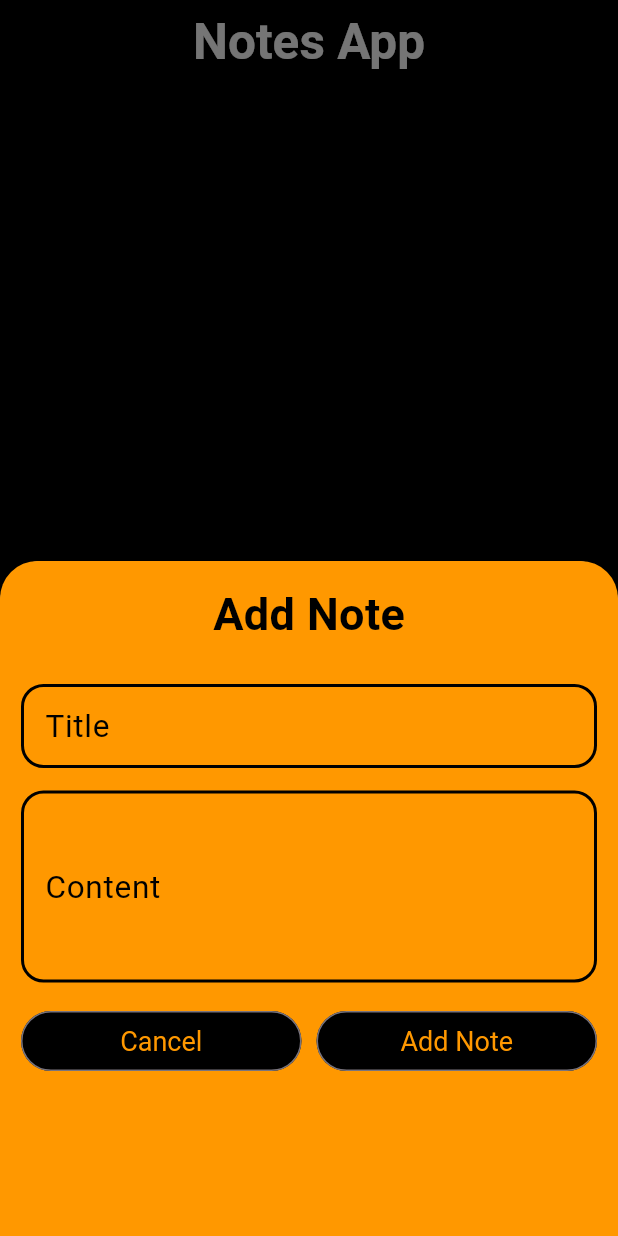
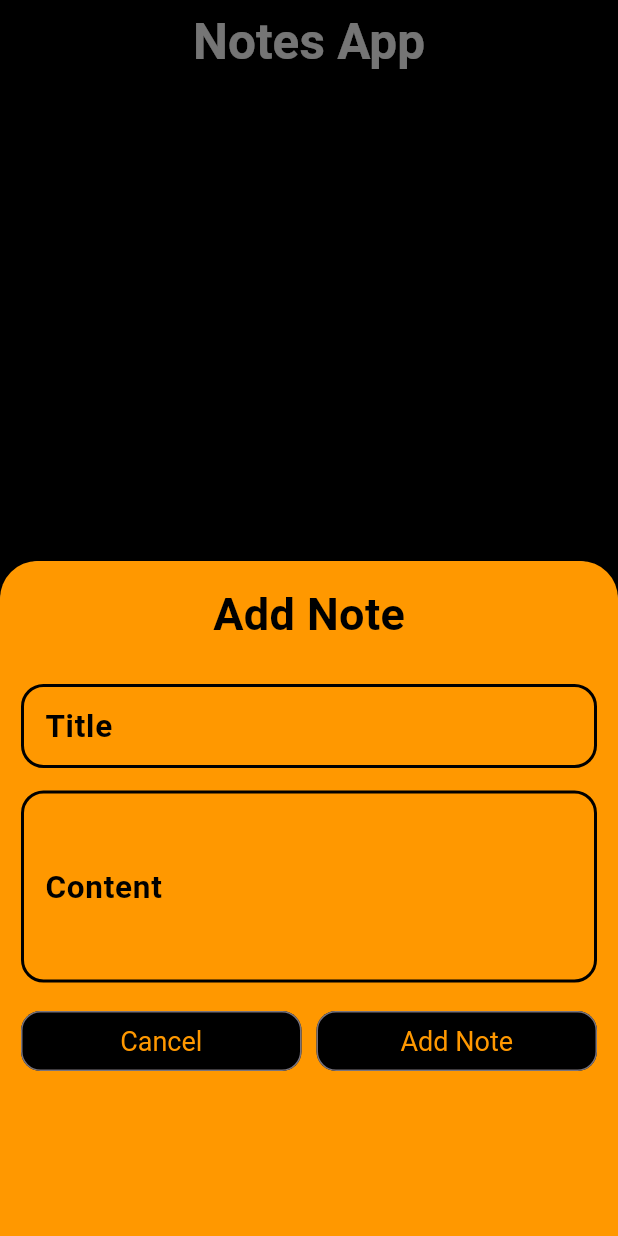
Before and after one commit to AvezChadchan/Notes_App, a Flutter app: the screen it shows after launch, after a tap on the "add" icon, on a phone screen of 412 x 824 dp. Run offline on Flutter 3.47's test engine with Material 3 defaults, Android fonts, the phone set to English and light mode, and no system bars; our stand-ins replace sqflite; accounts and stored records are empty.

Commit message:
feat: Improve UI and add input validation
-   Updated label styles in `InputDecoration` for "Title" and "Content" to include `fontWeight: FontWeight.w700`.
-   Set `BorderRadius.circular(13)` for `OutlinedButton` shapes.
-   Added input validation to ensure title and content fields are not empty before adding a note.
- Added SnackBar if input field is empty.

```diff
--- a/lib/main.dart
+++ b/lib/main.dart
@@ -163,7 +163,11 @@ class _MyHomePageState extends State<MyHomePage> {
                   controller: titleController,
                   decoration: InputDecoration(
                     labelText: "Title",
-                    labelStyle: TextStyle(color: Colors.black, fontSize: 21),
+                    labelStyle: TextStyle(
+                      color: Colors.black,
+                      fontSize: 21,
+                      fontWeight: FontWeight.w700,
+                    ),
                     enabledBorder: OutlineInputBorder(
                       borderSide: BorderSide(color: Colors.black, width: 2),
                       borderRadius: BorderRadius.circular(15),
@@ -180,7 +184,11 @@ class _MyHomePageState extends State<MyHomePage> {
                   controller: contentController,
                   decoration: InputDecoration(
                     labelText: "Content",
-                    labelStyle: TextStyle(color: Colors.black, fontSize: 21),
+                    labelStyle: TextStyle(
+                      color: Colors.black,
+                      fontSize: 21,
+                      fontWeight: FontWeight.w700,
+                    ),
                     enabledBorder: OutlineInputBorder(
                       borderSide: BorderSide(color: Colors.black, width: 2),
                       borderRadius: BorderRadius.circular(15),
@@ -197,6 +205,9 @@ class _MyHomePageState extends State<MyHomePage> {
                     Expanded(
                       child: OutlinedButton(
                         style: OutlinedButton.styleFrom(
+                          shape: RoundedRectangleBorder(
+                            borderRadius: BorderRadius.circular(13),
+                          ),
                           foregroundColor: Colors.orange,
                           backgroundColor: Colors.black,
                           textStyle: TextStyle(
@@ -214,6 +225,9 @@ class _MyHomePageState extends State<MyHomePage> {
                     Expanded(
                       child: OutlinedButton(
                         style: OutlinedButton.styleFrom(
+                          shape: RoundedRectangleBorder(
+                            borderRadius: BorderRadius.circular(13),
+                          ),
                           foregroundColor: Colors.orange,
                           backgroundColor: Colors.black,
                           textStyle: TextStyle(
@@ -224,12 +238,30 @@ class _MyHomePageState extends State<MyHomePage> {
                         onPressed: () async {
                           var title = titleController.text;
                           var content = contentController.text;
+                          if (title.isNotEmpty && content.isNotEmpty) {
                             bool check = await dbRef!.addNote(
                               mtitle: title,
                               mcontent: content,
                             );
                             if (check) {
                               getNotes();
+                            }
+                          } else {
+                            ScaffoldMessenger.of(context).showSnackBar(
+                              SnackBar(
+                                backgroundColor: Colors.black,
+                                content: Center(
+                                  child: Text(
+                                    "Please fill all the fields!!!",
+                                    style: TextStyle(
+                                      color: Colors.red,
+                                      fontSize: 20,
+                                      fontWeight: FontWeight.bold,
+                                    ),
+                                  ),
+                                ),
+                              ),
+                            );
                           }
                           Navigator.pop(context);
                         },
```
Lines whose indentation alone changed are shown as unchanged.
